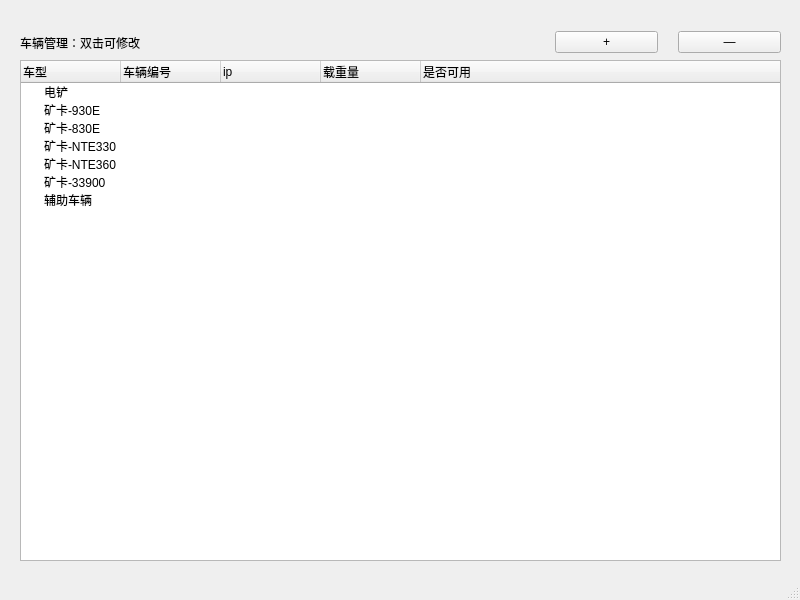
Qt form 报表生成/ui/vehicle_manager.ui (enjoylearning96/QT) before a commit.
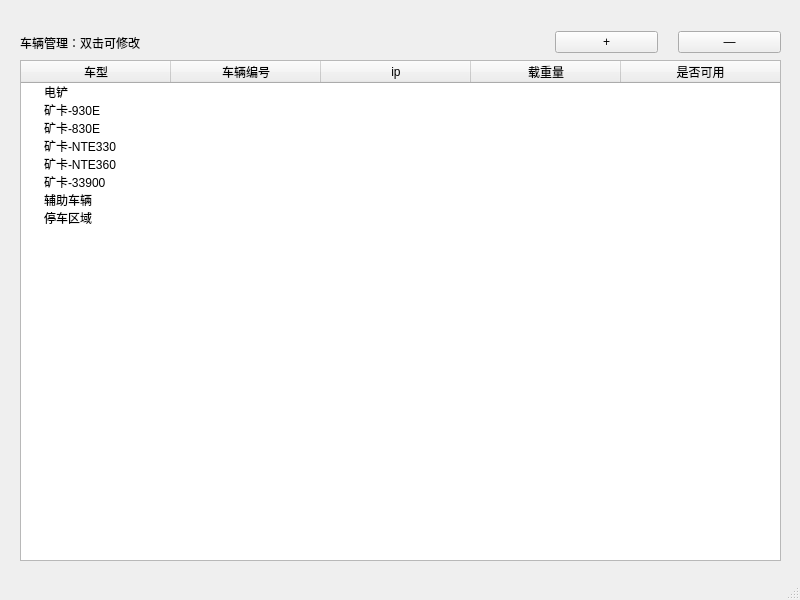
The same form after that commit.

Commit message: 对数据库，车辆管理，车辆分配进行优化，新增停车区域类型，故障填报界面，下一步完成设置车辆状态

The edit to the form file:
```diff
--- a/报表生成/ui/vehicle_manager.ui
+++ b/报表生成/ui/vehicle_manager.ui
@@ -23,30 +23,57 @@
       <height>501</height>
      </rect>
     </property>
+    <property name="headerHidden">
+     <bool>false</bool>
+    </property>
+    <attribute name="headerCascadingSectionResizes">
+     <bool>false</bool>
+    </attribute>
+    <attribute name="headerDefaultSectionSize">
+     <number>150</number>
+    </attribute>
+    <attribute name="headerStretchLastSection">
+     <bool>true</bool>
+    </attribute>
     <column>
      <property name="text">
       <string>车型</string>
      </property>
+     <property name="textAlignment">
+      <set>AlignCenter</set>
+     </property>
     </column>
     <column>
      <property name="text">
       <string>车辆编号</string>
      </property>
+     <property name="textAlignment">
+      <set>AlignCenter</set>
+     </property>
     </column>
     <column>
      <property name="text">
       <string>ip</string>
      </property>
+     <property name="textAlignment">
+      <set>AlignCenter</set>
+     </property>
     </column>
     <column>
      <property name="text">
       <string>载重量</string>
      </property>
+     <property name="textAlignment">
+      <set>AlignCenter</set>
+     </property>
     </column>
     <column>
      <property name="text">
       <string>是否可用</string>
      </property>
+     <property name="textAlignment">
+      <set>AlignCenter</set>
+     </property>
     </column>
     <item>
      <property name="text">
@@ -89,8 +116,16 @@
       <string/>
      </property>
     </item>
+    <item>
+     <property name="text">
+      <string>停车区域</string>
+     </property>
+     <property name="text">
+      <string/>
+     </property>
+    </item>
    </widget>
-   <widget class="QWidget" name="">
+   <widget class="QWidget" name="layoutWidget">
     <property name="geometry">
      <rect>
       <x>20</x>
```
The commit also changes 15 other files.
